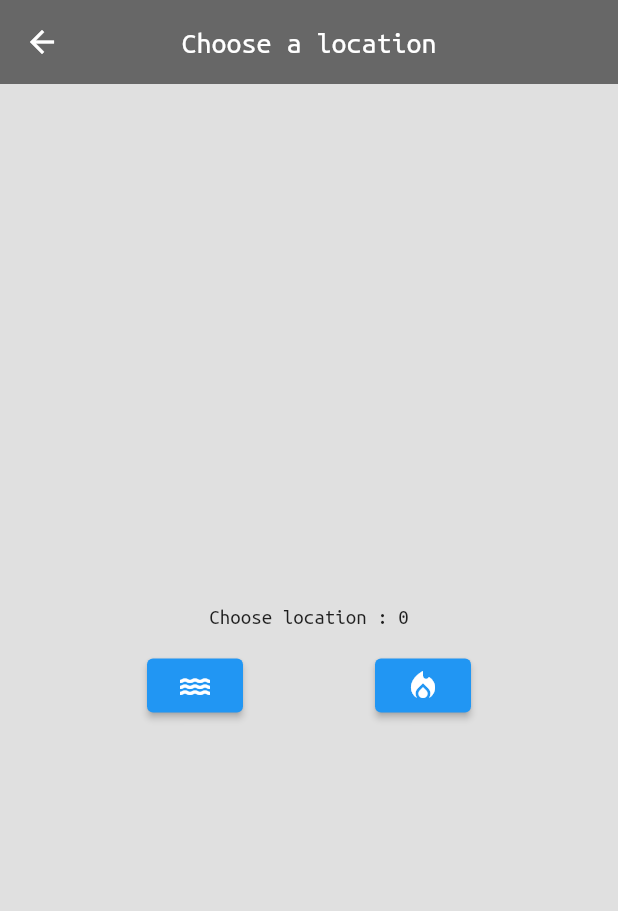
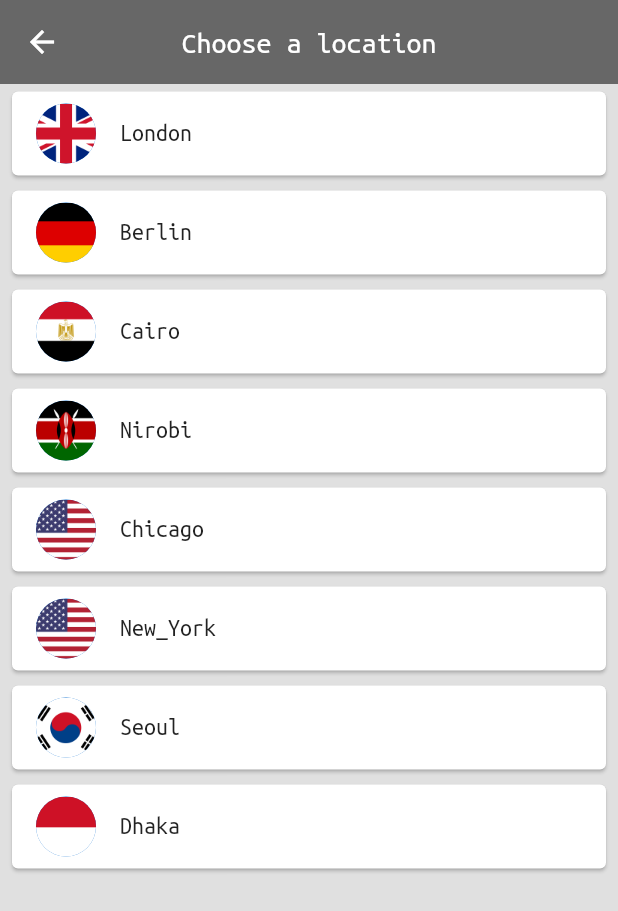
Before and after one commit to ImrulEmon/World_Time, a Flutter app: the screen it shows after launch, after a tap on "Choose Location", on a phone screen of 412 x 824 dp. Shown: the top 911 px of the screen. Run offline on Flutter 3.47's test engine with Material 2 defaults, Android fonts, the phone set to English and light mode, and no system bars; our stand-ins replace flutter_spinkit; network calls fail.

Commit message:
world clock

```diff
--- a/lib/screens/choose_location.dart
+++ b/lib/screens/choose_location.dart
@@ -1,4 +1,5 @@
 import 'package:flutter/material.dart';
+import 'package:world_time/services/world_time.dart';
 
 class ChooseLocation extends StatefulWidget {
   const ChooseLocation({super.key});
@@ -9,6 +10,28 @@ class ChooseLocation extends StatefulWidget {
 
 class _ChooseLocationState extends State<ChooseLocation> {
   int count = 0;
+
+  void updateTime(index) async {
+    WorldTime instance = locations[index];
+    await instance.getTime();
+    Navigator.pop(context, {
+      'location': instance.location,
+      'flag': instance.flag,
+      'time': instance.time,
+      'isDaytime': instance.isDaytime,
+    });
+  }
+
+  List<WorldTime> locations = [
+    WorldTime(url: 'Europe/London', location: 'London', flag: 'uk.png'),
+    WorldTime(url: 'Europe/Berlin', location: 'Berlin', flag: 'germany.png'),
+    WorldTime(url: 'Africa/Cairo', location: 'Cairo', flag: 'egypt.png'),
+    WorldTime(url: 'Africa/Nirobi', location: 'Nirobi', flag: 'kenya.png'),
+    WorldTime(url: 'America/Chicago', location: 'Chicago', flag: 'usa.png'),
+    WorldTime(url: 'America/New_York', location: 'New_York', flag: 'usa.png'),
+    WorldTime(url: 'Asia/Seoul', location: 'Seoul', flag: 'south_korea.png'),
+    WorldTime(url: 'Asia/Dhaka', location: 'Dhaka', flag: 'bd.png'),
+  ];
 
   @override
   Widget build(BuildContext context) {
@@ -21,38 +44,25 @@ class _ChooseLocationState extends State<ChooseLocation> {
         backgroundColor: Colors.black54,
         title: Text("Choose a location"),
       ),
-      body: Padding(
-        padding: EdgeInsets.fromLTRB(10.0, 5.0, 10.0, 0),
-        child: Center(
-          child: Column(
-            mainAxisAlignment: MainAxisAlignment.center,
-            children: [
-              Text('Choose location : $count'),
-              SizedBox(
-                height: 15.0,
+      body: ListView.builder(
+        itemCount: locations.length,
+        itemBuilder: (((context, index) {
+          return Padding(
+            padding: const EdgeInsets.symmetric(vertical: 1.0, horizontal: 4.0),
+            child: Card(
+              child: ListTile(
+                onTap: () {
+                  updateTime(index);
+                },
+                title: Text(locations[index].location.toString()),
+                leading: CircleAvatar(
+                  backgroundImage:
+                      AssetImage('assets/${locations[index].flag}'),
+                ),
               ),
-              Row(
-                mainAxisAlignment: MainAxisAlignment.spaceEvenly,
-                children: [
-                  ElevatedButton(
-                      onPressed: () {
-                        setState(() {
-                          count--;
-                        });
-                      },
-                      child: Icon(Icons.water)),
-                  ElevatedButton(
-                      onPressed: () {
-                        setState(() {
-                          count++;
-                        });
-                      },
-                      child: Icon(Icons.local_fire_department))
-                ],
-              ),
-            ],
-          ),
-        ),
+            ),
+          );
+        })),
       ),
     );
   }
--- a/lib/screens/home.dart
+++ b/lib/screens/home.dart
@@ -14,18 +14,34 @@ class _HomeState extends State<Home> {
   Map data = {};
   @override
   Widget build(BuildContext context) {
-    data = ModalRoute.of(context)?.settings.arguments as Map;
+    data = data.isNotEmpty
+        ? data
+        : ModalRoute.of(context)?.settings.arguments as Map;
+
     print(data);
+    String bgImage = 'night.webp';
+
+    bgImage = data['isDaytime'] ? 'day.jpg' : 'night.webp';
+    const nightColor = Colors.white;
+    const dayColor = Colors.black;
+    var txtColor = data['isDaytime'] ? dayColor : nightColor;
 
     return Scaffold(
-      backgroundColor: Colors.grey[300],
+      //backgroundColor: Colors.grey[300],
       appBar: AppBar(
         centerTitle: true,
         elevation: 0.0,
         backgroundColor: Colors.black54,
         title: Text("World Time"),
       ),
-      body: Padding(
+      body: Container(
+        decoration: BoxDecoration(
+          image: DecorationImage(
+            image: AssetImage('assets/$bgImage'),
+            fit: BoxFit.cover,
+          ),
+        ),
+        child: Padding(
           padding: EdgeInsets.fromLTRB(10.0, 5.0, 10.0, 0),
           child: Padding(
             padding: const EdgeInsets.fromLTRB(0, 120.0, 0, 0),
@@ -35,8 +51,17 @@ class _HomeState extends State<Home> {
                   style: TextButton.styleFrom(
                     backgroundColor: Colors.black54,
                   ),
-                onPressed: () {
-                  Navigator.pushNamed(context, '/location');
+                  onPressed: () async {
+                    dynamic result =
+                        await Navigator.pushNamed(context, '/location');
+                    setState(() {
+                      data = {
+                        'time': result['time'],
+                        'location': result['location'],
+                        'isDaytime': result['isDaytime'],
+                        'flag': result['flag'],
+                      };
+                    });
                   },
                   icon: Icon(
                     Icons.edit_location,
@@ -69,6 +94,7 @@ class _HomeState extends State<Home> {
                       style: TextStyle(
                         fontSize: 20,
                         letterSpacing: 2.0,
+                        color: txtColor,
                       ),
                     ),
                   ],
@@ -84,6 +110,7 @@ class _HomeState extends State<Home> {
                       style: TextStyle(
                         fontSize: 65.0,
                         letterSpacing: 2.0,
+                        color: txtColor,
                       ),
                     ),
                   ],
@@ -92,6 +119,7 @@ class _HomeState extends State<Home> {
             ),
           ),
         ),
+      ),
     );
   }
 }
--- a/lib/screens/loading.dart
+++ b/lib/screens/loading.dart
@@ -16,12 +16,13 @@ class Loading extends StatefulWidget {
 class _LoadingState extends State<Loading> {
   void SetupWorldTime() async {
     WorldTime instance = WorldTime(
-        location: 'Berlin', flag: 'germany.png', url: 'Europe/Berlin');
+        location: 'London', flag: 'germany.png', url: 'Europe/London');
     await instance.getTime();
     Navigator.pushReplacementNamed(context, '/home', arguments: {
       'location': instance.location,
       'flag': instance.flag,
-      'time': instance.time
+      'time': instance.time,
+      'isDaytime': instance.isDaytime,
     });
   }
 
--- a/lib/services/world_time.dart
+++ b/lib/services/world_time.dart
@@ -7,6 +7,7 @@ class WorldTime {
   String? time; //time of that location
   String? flag; //url to an asset flag icon
   String? url; //location url for api end point
+  bool isDaytime = false;
 
   WorldTime({this.location, this.flag, this.url});
 
@@ -18,6 +19,8 @@ class WorldTime {
       String datetime = data['datetime'];
 
       DateTime now = DateTime.parse(datetime);
+
+      isDaytime = (now.hour > 6 && now.hour < 18) ? true : false;
       time = DateFormat.jm().format(now);
     } catch (error) {
       print('Caught Error : $error');
```
Also changed, not shown: pubspec.yaml (+4 -3 lines), OUTPUT/S-time.png (deleted), OUTPUT/St2.png (deleted), OUTPUT/day.png (added), OUTPUT/location.png (added), OUTPUT/night.png (added), assets/bd.png (added), assets/day.jpg (added), assets/egypt.png (added), assets/germany.png (added), assets/greece.png (added), assets/kenya.png (added), assets/night.webp (added), assets/south_korea.png (added), 2 more files. Lines whose indentation alone changed are shown as unchanged.
